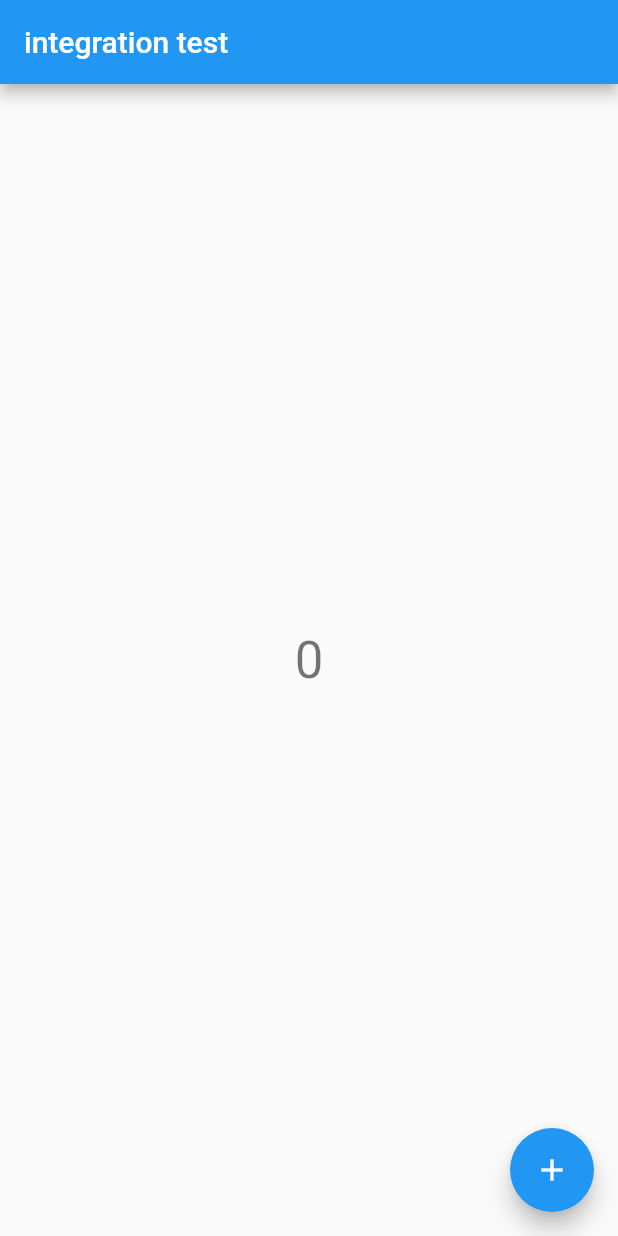
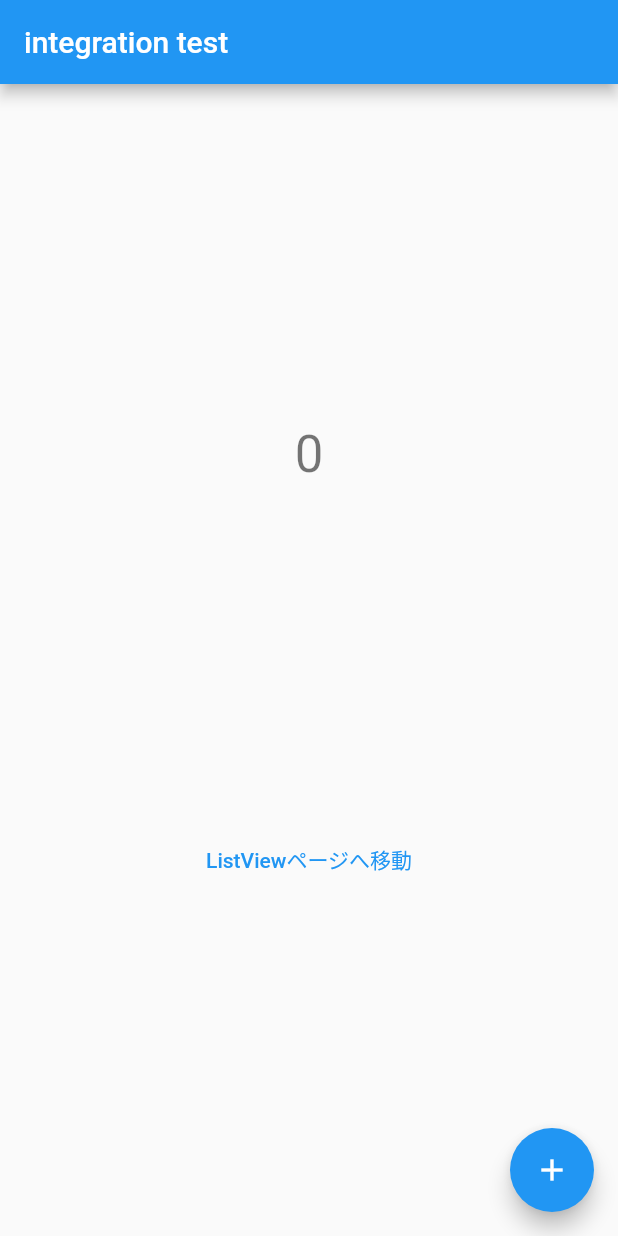
Before and after one commit to morio77/flutter_integration_test, a Flutter app: the screen it shows after launch, on a phone screen of 412 x 824 dp. Run offline on Flutter 3.47's test engine with Material 2 defaults, Android fonts, the phone set to English and light mode, and no system bars.

Commit message:
ListViewページ追加

```diff
--- /dev/null
+++ b/lib/home.dart
@@ -0,0 +1,55 @@
+import 'package:flutter/material.dart';
+import 'package:flutter_integration_test/list_view.dart';
+
+class MyHomePage extends StatefulWidget {
+  static const routeName = 'MyHomePage';
+  const MyHomePage({Key? key}) : super(key: key);
+
+  @override
+  State<MyHomePage> createState() => _MyHomePageState();
+}
+
+class _MyHomePageState extends State<MyHomePage> {
+  int _counter = 0;
+
+  void _incrementCounter() {
+    setState(() {
+      _counter++;
+    });
+  }
+
+  @override
+  Widget build(BuildContext context) {
+    return Scaffold(
+      appBar: AppBar(
+        title: const Text('integration test'),
+      ),
+      body: Center(
+        child: Column(
+          mainAxisAlignment: MainAxisAlignment.spaceEvenly,
+          children: [
+            // カウンター部分
+            Text(
+              '$_counter',
+              key: const Key('countText'),
+              style: Theme.of(context).textTheme.headline4,
+            ),
+
+            // ページ移動ボタン部分
+            TextButton(
+              onPressed: () =>
+                  Navigator.of(context).pushNamed(ListViewPage.routeName),
+              child: const Text('ListViewページへ移動'),
+            ),
+          ],
+        ),
+      ),
+      floatingActionButton: FloatingActionButton(
+        key: const Key('button'),
+        onPressed: _incrementCounter,
+        tooltip: 'Increment',
+        child: const Icon(Icons.add),
+      ),
+    );
+  }
+}
--- a/lib/main.dart
+++ b/lib/main.dart
@@ -1,4 +1,6 @@
 import 'package:flutter/material.dart';
+import 'package:flutter_integration_test/home.dart';
+import 'package:flutter_integration_test/list_view.dart';
 
 void main() {
   runApp(const MyApp());
@@ -14,46 +16,11 @@ class MyApp extends StatelessWidget {
       theme: ThemeData(
         primarySwatch: Colors.blue,
       ),
-      home: const MyHomePage(),
+      routes: {
+        MyHomePage.routeName: (_) => const MyHomePage(),
+        ListViewPage.routeName: (_) => const ListViewPage(),
+      },
+      initialRoute: MyHomePage.routeName,
     );
   }
 }
-
-class MyHomePage extends StatefulWidget {
-  const MyHomePage({Key? key}) : super(key: key);
-
-  @override
-  State<MyHomePage> createState() => _MyHomePageState();
-}
-
-class _MyHomePageState extends State<MyHomePage> {
-  int _counter = 0;
-
-  void _incrementCounter() {
-    setState(() {
-      _counter++;
-    });
-  }
-
-  @override
-  Widget build(BuildContext context) {
-    return Scaffold(
-      appBar: AppBar(
-        title: const Text('integration test'),
-      ),
-      body: Center(
-        child: Text(
-          '$_counter',
-          key: const Key('countText'),
-          style: Theme.of(context).textTheme.headline4,
-        ),
-      ),
-      floatingActionButton: FloatingActionButton(
-        key: const Key('button'),
-        onPressed: _incrementCounter,
-        tooltip: 'Increment',
-        child: const Icon(Icons.add),
-      ), // This trailing comma makes auto-formatting nicer for build methods.
-    );
-  }
-}
```
Also changed, not shown: lib/list_view.dart (added, +45 -0 lines).
